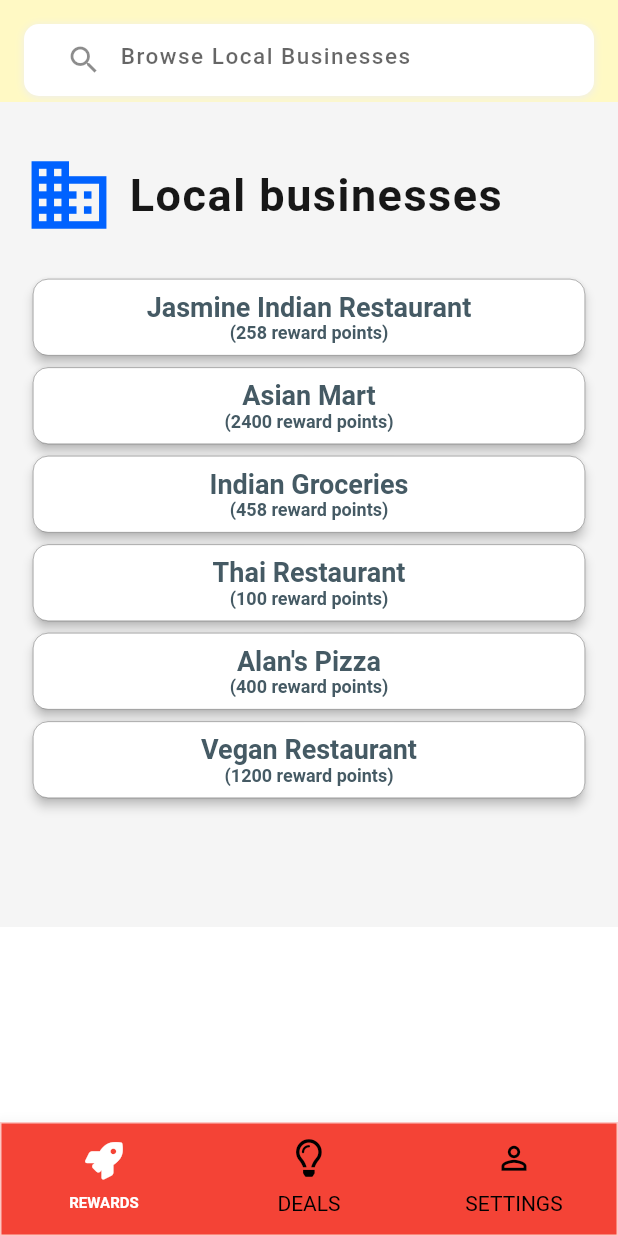
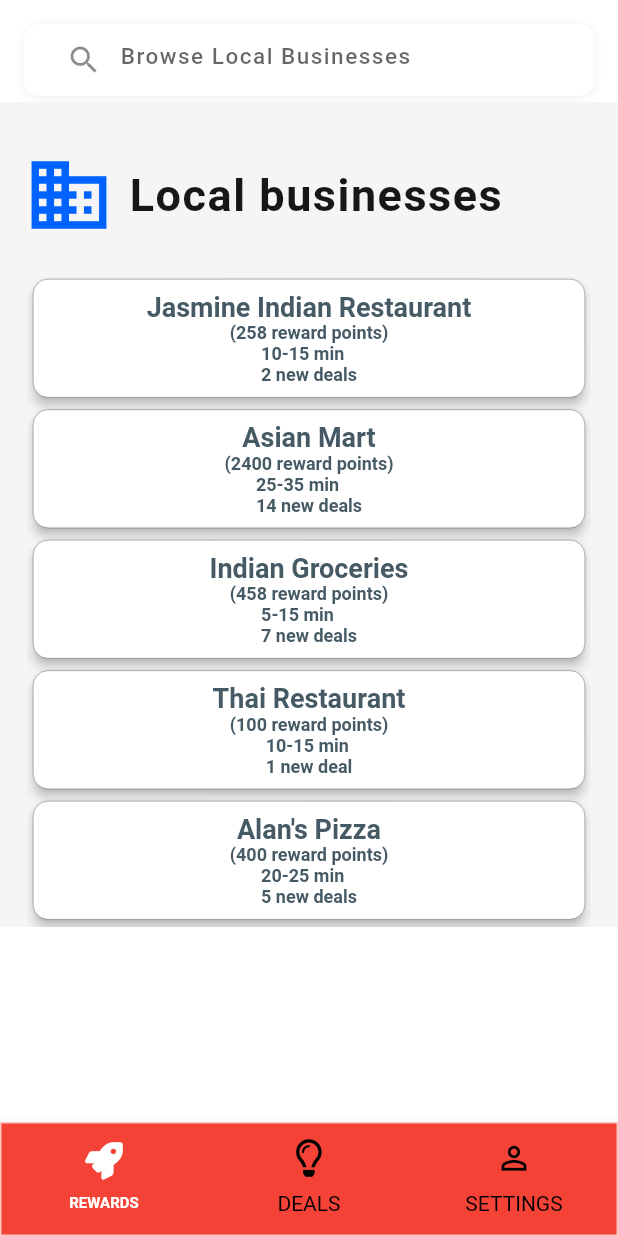
Before and after one commit to JessNah/GrowLocal, a Flutter app: the HomeScreen screen opened directly, on a phone screen of 412 x 824 dp. Run offline on Flutter 3.47's test engine with Material 2 defaults, Android fonts, the phone set to English and light mode, and no system bars; our stand-ins replace charts_flutter, font_awesome_flutter, page_transition; missing offline and left inert: flutter_gradients.

Commit message:
Merge branch 'master' of https://github.com/narayanacoder/GrowLocal
# Conflicts:
#	flutterclient/lib/screens/explore_screen.dart
#	flutterclient/lib/screens/home_screens.dart

```diff
--- a/flutterclient/lib/screens/explore_screen.dart
+++ b/flutterclient/lib/screens/explore_screen.dart
@@ -83,7 +83,7 @@
         )
     );
     return Container(
-        color: Colors.yellow[100],
+        color : Colors.white,
         child: Column(
             mainAxisAlignment: MainAxisAlignment.center, //TODO: maybe remove
             children: <Widget>[
@@ -120,29 +120,98 @@
                   height: 550.0,
                   child: ListView(
                       children: <Widget>[
-                     //   buildExploreFilterWidget(),
-/*                        Container(
-                          height: 50,
-                          padding: EdgeInsets.only(top: 24, left: 16),
-                          child:
-                          Text(
-                            "Favorite Businesses",
-                            style: TextStyle(
-                              fontSize: 28,
-                              fontWeight: FontWeight.normal,
-                              fontFamily: 'roboto',
-                              foreground: Paint()..shader = linearGradient,
-                            ),
-                          ),
-                        ),*/
                         buildCategoryWidget(),
-                       // TopRatedWidget(setTopSubmissions),
-                       // ProblemsWidget(setTopProblems),
-                       // buildFooter(),
                       ]
                   )
               )
             ]
+        )
+    );
+  }
+
+  Container buildCategoryWidget() {
+    return Container(
+        height: 600,
+        color: Colors.grey[100], //TODO: Or Colors.black12
+        padding: EdgeInsets.only(top: 32, bottom: 32, left: 16, right:16),
+        child: Column(
+          crossAxisAlignment: CrossAxisAlignment.start,
+          children: <Widget>[
+            Row(
+              children: [
+                Icon(
+                  Icons.business,
+                  size: 60,
+                  color: Color(0xff0062ff),
+                ),
+                SizedBox(width:10),
+                Text(
+                    "Local businesses",
+                    style: TextStyle(
+                      fontSize: 30,
+                      fontWeight: FontWeight.w600,
+                      letterSpacing: 1.0,
+                      color: Color(0xff171717),
+                    )
+                ),
+              ],
+            ),
+            SizedBox(height: 20,),
+            Expanded(
+                child: Container(
+                    padding: EdgeInsets.symmetric(vertical: 2,horizontal:2),
+                    height: double.infinity,
+                    child: ListView.builder(
+                        scrollDirection: Axis.vertical,
+                        itemCount: categories.length,
+                        itemBuilder: (BuildContext context, int index){
+                          Category category = categories[index];
+                          return InkWell(
+                            onTap: () => setSearchAndToggle( category.categoryName),
+
+                            child: Card(
+                                elevation: 3.0,
+                                shape: RoundedRectangleBorder(side: BorderSide(width: 0.2),borderRadius: BorderRadius.circular(10)),
+
+                                child : Padding(
+                                  padding: const EdgeInsets.all(8.0),
+                                  child: Column(
+                                    children: [
+                                      Text(
+                                          category.categoryName,
+                                          style: TextStyle( fontSize: 18,
+                                              fontFamily: 'roboto',
+                                              fontWeight: FontWeight.bold,
+                                              color: Colors.blueGrey[700]
+                                          )
+                                      ),
+                                      Text(
+                                          category.points,
+                                          style: TextStyle( fontSize: 12,
+                                              fontFamily: 'roboto',
+                                              fontWeight: FontWeight.bold,
+                                              color: Colors.blueGrey[700]
+                                          )
+                                      ),
+                                      Text(
+                                          category.subText,
+                                          style: TextStyle( fontSize: 12,
+                                              fontFamily: 'roboto',
+                                              fontWeight: FontWeight.bold,
+                                              color: Colors.blueGrey[700]
+                                          )
+                                      )
+                                    ],
+                                  ),
+                                )
+                            ),
+
+                          );
+                        }
+                    )
+                )
+            )
+          ],
         )
     );
   }
@@ -330,89 +399,6 @@
           ],
         )
     );
-  }
-
-  Container buildCategoryWidget() {
-    return Container(
-                height: 600,
-
-                color: Colors.grey[100], //TODO: Or Colors.black12
-                padding: EdgeInsets.only(top: 32, bottom: 32, left: 16, right:16),
-                child: Column(
-                  crossAxisAlignment: CrossAxisAlignment.start,
-                  children: <Widget>[
-                  Row(
-                    children: [
-                      Icon(
-                      Icons.business,
-                      size: 60,
-                      color: Color(0xff0062ff),
-                ),
-                      SizedBox(width:10),
-                      Text(
-                          "Local businesses",
-                          style: TextStyle(
-                            fontSize: 30,
-                            fontWeight: FontWeight.w600,
-                            letterSpacing: 1.0,
-                            color: Color(0xff171717),
-                          )
-                      ),
-                    ],
-                  ),
-
-
-                    SizedBox(height: 20,),
-                    Expanded(
-                      child: Container(
-                        padding: EdgeInsets.symmetric(vertical: 2,horizontal:2),
-                        height: double.infinity,
-                        child: ListView.builder(
-                          scrollDirection: Axis.vertical,
-                          itemCount: categories.length,
-                          itemBuilder: (BuildContext context, int index){
-                            Category category = categories[index];
-                            return InkWell(
-                              onTap: () => setSearchAndToggle( category.categoryName),
-
-                              child: Card(
-                                elevation: 3.0,
-                                 shape: RoundedRectangleBorder(side: BorderSide(width: 0.2),borderRadius: BorderRadius.circular(10)),
-
-                                 child : Padding(
-                                   padding: const EdgeInsets.all(8.0),
-                                   child: Column(
-                                     children: [
-                                       Text(
-                                        category.categoryName,
-                                        style: TextStyle( fontSize: 18,
-                                         fontFamily: 'roboto',
-                                         fontWeight: FontWeight.bold,
-                                         color: Colors.blueGrey[700]
-                                       )
-                                       ),
-                                       Text(
-                                           category.points,
-                                           style: TextStyle( fontSize: 12,
-                                               fontFamily: 'roboto',
-                                               fontWeight: FontWeight.bold,
-                                               color: Colors.blueGrey[700]
-                                           )
-                                       )
-                                     ],
-                                   ),
-                                 )
-
-                                ),
-
-                            );
-                          }
-                        )
-                      )
-                    )
-                  ],
-                )
-              );
   }
 
   Container buildExploreFilterWidget() {
--- a/flutterclient/lib/screens/home_screens.dart
+++ b/flutterclient/lib/screens/home_screens.dart
@@ -16,7 +16,6 @@
   void initState() {
     //TODO: implement initState
     super.initState();
-    //_tabController = new TabController(length: 4, vsync: this, initialIndex: 0);
     _tabController = new TabController(length: 3, vsync: this, initialIndex: 0);
   }
   @override
@@ -29,7 +28,6 @@
           children: <Widget>[
             SingleChildScrollView(child: ExploreScreen()),
             SingleChildScrollView(child: ExploreDealsScreen()),
-/*            Container(),*/
             Container(),
           ]
         ),
@@ -51,15 +49,8 @@
           ),
           child: TabBar(
             controller: _tabController,
-
-   //         labelColor: Colors.white,
-
             labelColor: Colors.white,
-
-            labelStyle: TextStyle(
-              fontWeight: FontWeight.bold,
-              fontSize: 10,
-            ),
+            labelStyle: TextStyle(fontWeight: FontWeight.bold, fontSize: 10,),
             unselectedLabelColor: Colors.black,
             unselectedLabelStyle: TextStyle(
               fontWeight: FontWeight.normal
@@ -67,32 +58,15 @@
             indicatorColor: Colors.transparent,
             tabs: <Widget> [
               Tab(
-                icon: Icon(
-                  FontAwesomeIcons.rocket,
-
-                  size: 25,
-                ),
+                icon: Icon(FontAwesomeIcons.rocket, size: 25,),
                 text: "REWARDS",
               ),
               Tab(
-                icon: Icon(
-                  FontAwesomeIcons.lightbulb,
-                  size: 25,
-                ),
+                icon: Icon(FontAwesomeIcons.lightbulb, size: 25,),
                 text: "DEALS",
               ),
-/*              Tab(
-                icon: Icon(
-                  Icons.favorite_border,
-                  size: 25,
-                ),
-                text: "COLLECTION",
-              ),*/
               Tab(
-                icon: Icon(
-                  Icons.person_outline,
-                  size: 25,
-                ),
+                icon: Icon(Icons.person_outline, size: 25,),
                 text: "SETTINGS",
               ),
             ]
--- a/flutterclient/lib/screens/login_screen.dart
+++ b/flutterclient/lib/screens/login_screen.dart
@@ -69,18 +69,6 @@
     );
   }
 }
-
-/*
-
-return Scaffold(
-      backgroundColor: Color(0xff161616),
-      body: Container(
-        padding: EdgeInsets.all(30),
-        child: loginContent(),
-      ),
-    );
-
- */
 
 class loginContent extends StatelessWidget {
   TextEditingController phoneController = new TextEditingController();
--- a/flutterclient/lib/screens/splash_screen.dart
+++ b/flutterclient/lib/screens/splash_screen.dart
@@ -202,25 +202,6 @@
   }
 }
 
-
-/*
-Deprecated code, may reuse elsewhere.
-Use example:
-
-ClipPath(
-    clipper: CurvedRectangleClipper(),
-    child: Container(
-        decoration: BoxDecoration(
-            gradient: LinearGradient(
-                begin: Alignment.bottomLeft,
-                end: Alignment.topCenter,
-                colors: [Color(0xff0062ff).withOpacity(0.7), Colors.deepPurple.withOpacity(0.18), Colors.purple.withOpacity(0.01)])),
-        padding: EdgeInsets.only(
-          right: 50,
-          top: 50,
-           ),
-      child: (YOUR WIDGET)
- */
 class CurvedRectangleClipper extends CustomClipper<Path> {
   final double offset = 130;
   @override
```
